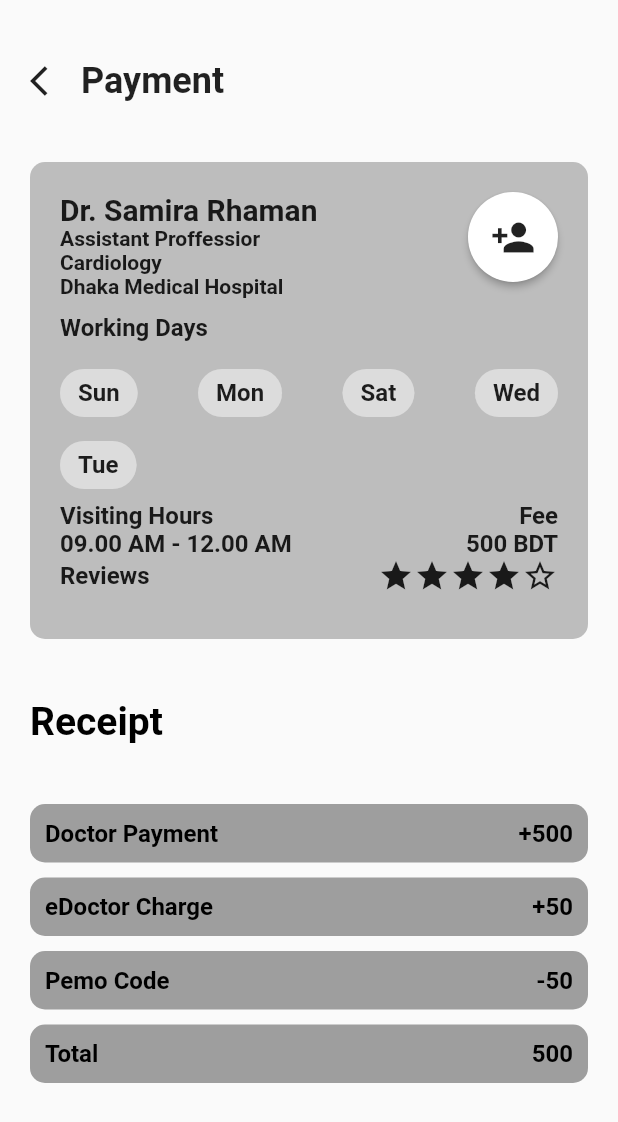
After one commit to jpmehedi/flutter-eDaktar-test-project, a Flutter app: the Payment screen opened by its route, on a phone screen of 412 x 824 dp. The commit adds this screen. Shown: the top 1122 px of the screen. Run offline on Flutter 3.47's test engine with Material 2 defaults, Android fonts, the phone set to English and light mode, and no system bars; our stand-ins replace font_awesome_flutter, table_calendar.

Commit message:
design receipt

```diff
--- a/lib/main.dart
+++ b/lib/main.dart
@@ -4,6 +4,7 @@ import './screens/login_screen.dart';
 import './screens/home_screen.dart';
 import './screens/appoinment_data_picker.dart';
 import './screens/appoinment.dart';
+import './screens/payment.dart';
 
 void main() => runApp(MyApp());
 
@@ -20,6 +21,7 @@ class MyApp extends StatelessWidget {
         HomeScreen.id: (context) => HomeScreen(),
         AppoinmentDatePicker.id: (context) => AppoinmentDatePicker(),
         Appoinment.id: (context) => Appoinment(),
+        Payment.id: (context) => Payment(),
       },
     );
   }
--- a/lib/screens/home_screen.dart
+++ b/lib/screens/home_screen.dart
@@ -5,6 +5,7 @@ import '../components/nav_darwer.dart';
 import '../constraint.dart';
 import '../components/reuseable_card.dart';
 import '../screens/appoinment.dart';
+import '../screens/payment.dart';
 
 class HomeScreen extends StatefulWidget {
   static String id = "HomeScreen";
@@ -184,7 +185,9 @@ class _HomeScreenState extends State<HomeScreen> {
                         Row(
                           children: <Widget>[
                             ReuseableCard(
-                              onTap: () {},
+                              onTap: () {
+                                Navigator.pushNamed(context, Payment.id);
+                              },
                               hedding: 'COVID-19 ',
                               title: 'Information',
                             ),
--- /dev/null
+++ b/lib/screens/payment.dart
@@ -0,0 +1,146 @@
+import 'package:flutter/material.dart';
+import '../components/doctor_card_builder.dart';
+import '../constraint.dart';
+
+class Payment extends StatefulWidget {
+  static String id = 'Payment';
+  @override
+  _PaymentState createState() => _PaymentState();
+}
+
+class _PaymentState extends State<Payment> {
+  @override
+  Widget build(BuildContext context) {
+    return SafeArea(
+      child: Scaffold(
+        body: SingleChildScrollView(
+          child: Container(
+            child: Column(
+              children: <Widget>[
+                Container(
+                  padding: EdgeInsets.only(top: 20),
+                  child: FlatButton(
+                    padding: EdgeInsets.zero,
+                    onPressed: () {
+                      Navigator.pop(context);
+                    },
+                    child: Padding(
+                      padding: const EdgeInsets.all(20.0),
+                      child: Row(
+                        children: <Widget>[
+                          Icon(Icons.arrow_back_ios),
+                          SizedBox(
+                            width: 10,
+                          ),
+                          Text(
+                            "Payment",
+                            style: TextStyle(
+                              fontWeight: FontWeight.bold,
+                              fontSize: 24,
+                            ),
+                          ),
+                        ],
+                      ),
+                    ),
+                  ),
+                ),
+                DoctorCardBuilder(
+                  doctorName: 'Dr. Samira Rhaman',
+                  designation: 'Assistant Proffessior',
+                  title: 'Cardiology',
+                  postingHospital: 'Dhaka Medical Hospital',
+                  workingDays: ['Sun', 'Mon', 'Sat', 'Wed', 'Tue'],
+                  fee: '500 BDT',
+                  visitingHours: '09.00 AM - 12.00 AM',
+                ),
+                Padding(
+                  padding: const EdgeInsets.all(20.0),
+                  child: Align(
+                    alignment: Alignment.centerLeft,
+                    child: Text(
+                      'Receipt',
+                      style: TextStyle(
+                          color: Colors.black,
+                          fontSize: 26,
+                          fontWeight: FontWeight.bold),
+                    ),
+                  ),
+                ),
+                Padding(
+                  padding: const EdgeInsets.all(20.0),
+                  child: Column(
+                    children: <Widget>[
+                      ReceiptRowBuilder(
+                        description: 'Doctor Payment',
+                        money: '+500',
+                      ),
+                      SizedBox(
+                        height: 10,
+                      ),
+                      ReceiptRowBuilder(
+                        description: 'eDoctor Charge',
+                        money: '+50',
+                      ),
+                      SizedBox(
+                        height: 10,
+                      ),
+                      ReceiptRowBuilder(
+                        description: 'Pemo Code',
+                        money: '-50',
+                      ),
+                      SizedBox(
+                        height: 10,
+                      ),
+                      ReceiptRowBuilder(
+                        description: 'Total',
+                        money: '500',
+                      ),
+                    ],
+                  ),
+                )
+              ],
+            ),
+          ),
+        ),
+      ),
+    );
+  }
+}
+
+class ReceiptRowBuilder extends StatelessWidget {
+  ReceiptRowBuilder({this.description, this.money});
+  final String description;
+  final String money;
+
+  @override
+  Widget build(BuildContext context) {
+    return Container(
+      padding: EdgeInsets.all(10),
+      decoration: BoxDecoration(
+        borderRadius: BorderRadius.circular(10),
+        color: Colors.grey,
+      ),
+      child: Row(
+        mainAxisAlignment: MainAxisAlignment.spaceBetween,
+        children: <Widget>[
+          Text(
+            description,
+            style: TextStyle(
+              color: Colors.black,
+              fontSize: 16,
+              fontWeight: FontWeight.bold,
+            ),
+          ),
+          Text(
+            money,
+            style: TextStyle(
+              color: Colors.black,
+              fontSize: 16,
+              fontWeight: FontWeight.bold,
+            ),
+          ),
+        ],
+      ),
+    );
+  }
+}
```
Also changed, not shown: lib/screens/appoinment.dart (+4 -4 lines).
